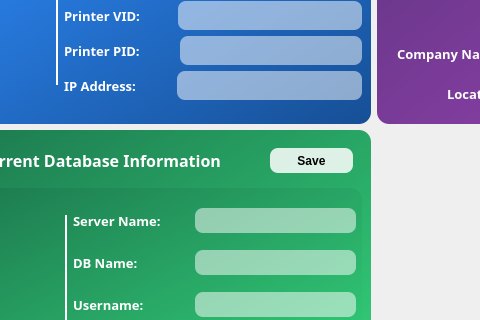
Old version of the form ui/settings3.ui in the repository PersonX-46/BarcodePrinter; both pictures show x 554 to 1034 and y 299 to 619 of the 1286 by 822 pixel window.
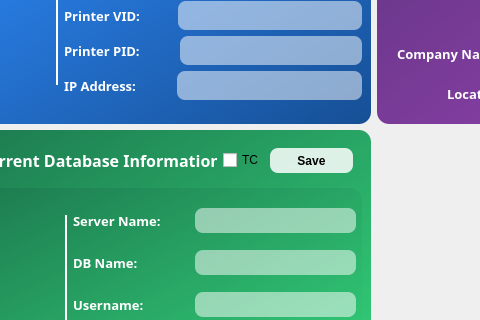
New version of the form. Icons and pictures are not drawn.

Commit message: add trusted connection checkbox to use windows auth when connecting to sql server

Patch:
```diff
--- a/ui/settings3.ui
+++ b/ui/settings3.ui
@@ -288,7 +288,7 @@
               <property name="geometry">
                <rect>
                 <x>0</x>
-                <y>0</y>
+                <y>-42</y>
                 <width>1245</width>
                 <height>548</height>
                </rect>
@@ -1771,6 +1771,18 @@
                          </property>
                         </spacer>
                        </item>
+                       <item>
+                        <widget class="QCheckBox" name="cb_trustedConnection">
+                         <property name="styleSheet">
+                          <string notr="true">QCheckBox {
+	text-color: white;
+}</string>
+                         </property>
+                         <property name="text">
+                          <string>TC</string>
+                         </property>
+                        </widget>
+                       </item>
                        <item>
                         <widget class="QPushButton" name="btn_saveDatabase">
                          <property name="minimumSize">
```
Left out of the diff: 4 changed lines with no effect on the pictures. The commit also changes 6 other files.
